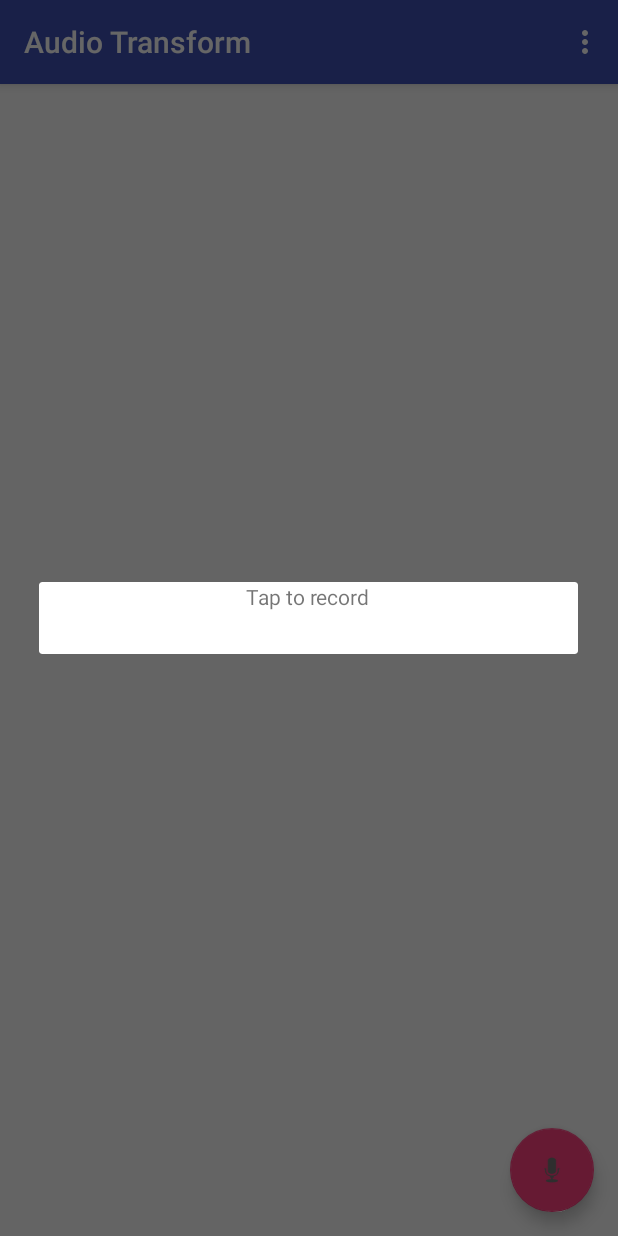
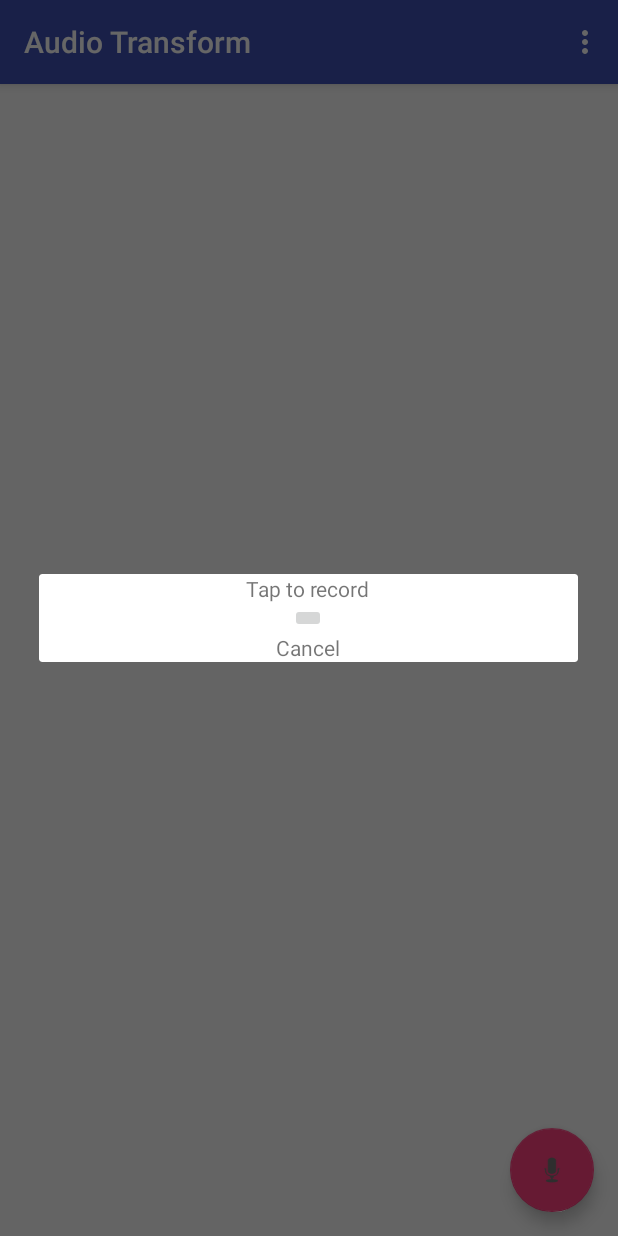
Before and after one commit to computemachines/audio-transform, an Android app: the screen it shows after launch (FinderActivity), after a tap on an icon or button, on a phone screen of 412 x 824 dp. Run offline under Robolectric (Android 15) with nearby library versions, the light colour scheme and no system bars.

Commit message:
Add microphone fragment cancel button

```diff
--- a/app/src/main/java/com/computemachines/audiotransform/MicrophoneDialog.java
+++ b/app/src/main/java/com/computemachines/audiotransform/MicrophoneDialog.java
@@ -18,7 +18,23 @@ public class MicrophoneDialog extends DialogFragment {
     @Override
     public Dialog onCreateDialog(Bundle savedInstanceState) {
         AlertDialog.Builder builder = new AlertDialog.Builder(getActivity());
-        builder.setView(getActivity().getLayoutInflater().inflate(R.layout.fragment_microphone, null));
+        View layout = getActivity().getLayoutInflater().inflate(R.layout.fragment_microphone, null);
+        initListeners(layout);
+        builder.setView(layout);
         return builder.create();
     }
+    private void initListeners(View layout) {
+        layout.findViewById(R.id.microphone_cancel).setOnClickListener(new View.OnClickListener() {
+            public DialogFragment dialogFragment;
+
+            @Override
+            public void onClick(View v) {
+                dialogFragment.dismiss();
+            }
+            public View.OnClickListener init(DialogFragment dialogFragment){
+                this.dialogFragment = dialogFragment;
+                return this;
+            }
+        }.init(this));
+    }
 }
--- a/app/src/main/res/layout/fragment_microphone.xml
+++ b/app/src/main/res/layout/fragment_microphone.xml
@@ -1,14 +1,21 @@
 <?xml version="1.0" encoding="utf-8"?>
-<RelativeLayout xmlns:android="http://schemas.android.com/apk/res/android"
+<LinearLayout xmlns:android="http://schemas.android.com/apk/res/android"
     android:id="@+id/microphone_layout"
     android:orientation="vertical" android:layout_width="match_parent"
-    android:layout_height="match_parent">
+    android:layout_height="match_parent"
+    android:gravity="center_horizontal">
 
     <TextView
         android:layout_width="wrap_content"
         android:layout_height="wrap_content"
         android:text="@string/microphone_start_recording"
-        android:id="@+id/microphone_hint"
-        android:layout_alignParentTop="true"
-        android:layout_centerHorizontal="true" />
-</RelativeLayout>
+        android:id="@+id/microphone_hint"/>
+    <ImageButton
+        android:layout_width="wrap_content"
+        android:layout_height="wrap_content" />
+    <TextView
+        android:layout_width="wrap_content"
+        android:layout_height="wrap_content"
+        android:id="@+id/microphone_cancel"
+        android:text="@string/microphone_cancel_recording"/>
+</LinearLayout>
```
Also changed, not shown: 1 other file.
